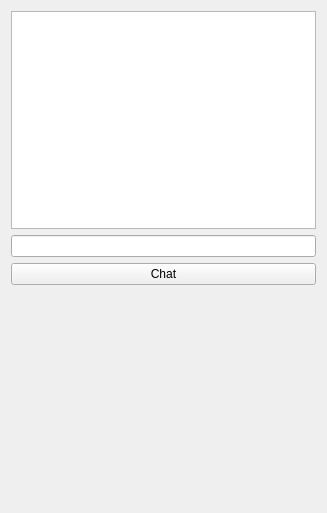
Old version of the form SlicerExtensionDemo/AgentUI/Resources/UI/AgentUI.ui in the repository DingSJ101/SlicerAgent.
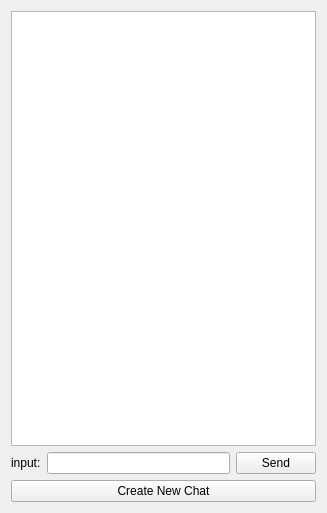
New version of the form. Custom widgets are drawn as their Qt base class.

Commit message: [feat] clear previous messages and start new chat

Diff of the .ui file:
```diff
--- a/SlicerExtensionDemo/AgentUI/Resources/UI/AgentUI.ui
+++ b/SlicerExtensionDemo/AgentUI/Resources/UI/AgentUI.ui
@@ -10,32 +10,33 @@
     <height>513</height>
    </rect>
   </property>
-  <layout class="QVBoxLayout" name="verticalLayout">
-   <item>
-    <widget class="QTextEdit" name="chatDisplay"/>
-   </item>
-   <item>
+  <layout class="QGridLayout" name="gridLayout">
+   <item row="1" column="1">
     <widget class="QLineEdit" name="inputLine"/>
    </item>
-   <item>
+   <item row="1" column="2">
     <widget class="QPushButton" name="submitButton">
      <property name="text">
-      <string>Chat</string>
+      <string>Send</string>
      </property>
     </widget>
    </item>
-   <item>
-    <spacer name="verticalSpacer">
-     <property name="orientation">
-      <enum>Qt::Vertical</enum>
+   <item row="1" column="0">
+    <widget class="QLabel" name="label">
+     <property name="text">
+      <string>input:</string>
      </property>
-     <property name="sizeHint" stdset="0">
-      <size>
-       <width>20</width>
-       <height>40</height>
-      </size>
+    </widget>
+   </item>
+   <item row="0" column="0" colspan="3">
+    <widget class="QTextEdit" name="chatDisplay"/>
+   </item>
+   <item row="3" column="0" colspan="3">
+    <widget class="QPushButton" name="clearButton">
+     <property name="text">
+      <string>Create New Chat</string>
      </property>
-    </spacer>
+    </widget>
    </item>
   </layout>
  </widget>
```
The commit also changes 7 other files.
